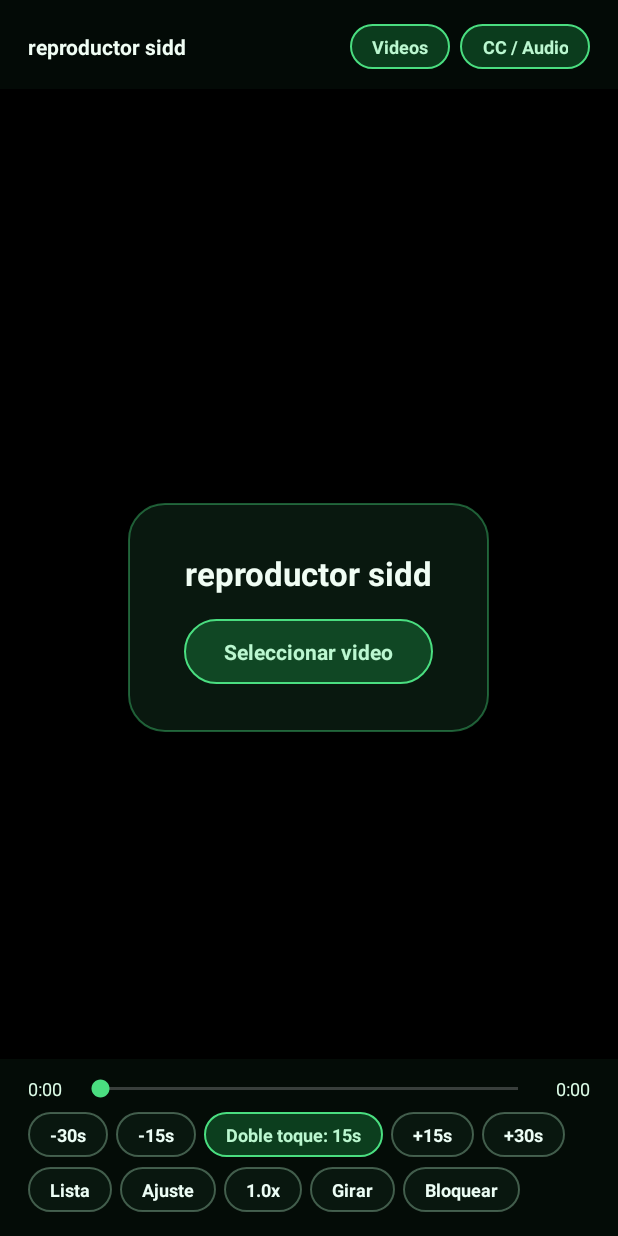
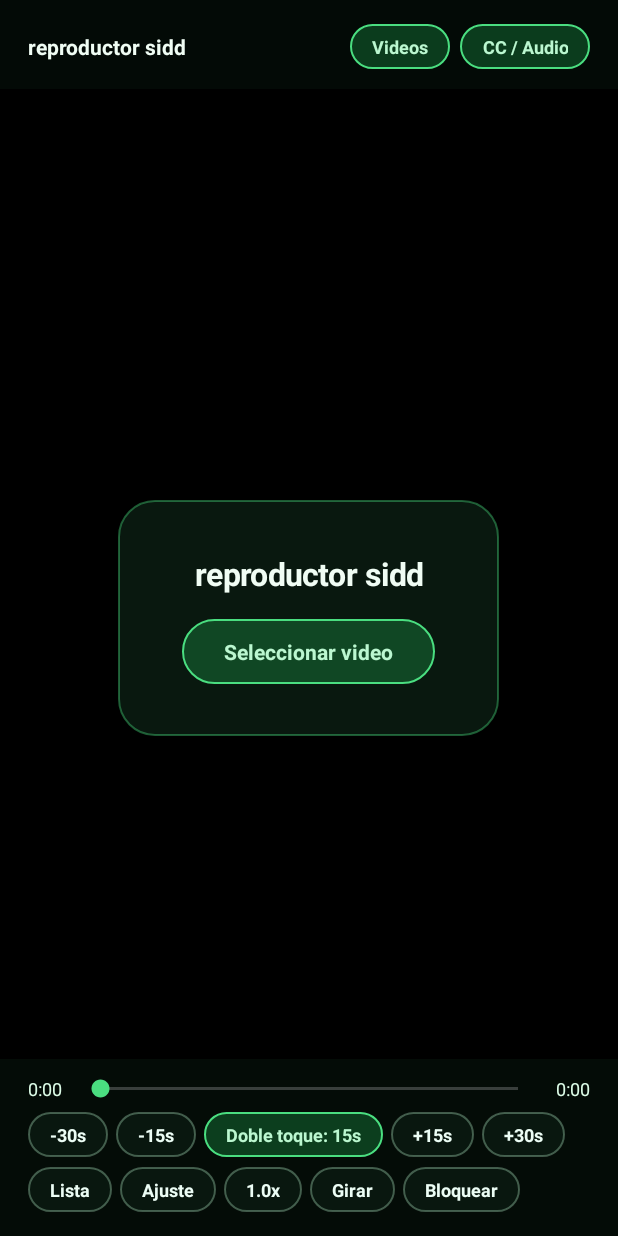
Before and after one commit to cuentalmt17-spec/sidd-vid, an Android app: the screen it shows after launch (MainActivity), on a phone screen of 412 x 824 dp. Run offline under Robolectric (Android 15) with nearby library versions, the phone set to English and light mode, and no system bars.

Commit message:
Update MainActivity.kt

```diff
--- a/app/src/main/java/com/tuapp/reproductor/MainActivity.kt
+++ b/app/src/main/java/com/tuapp/reproductor/MainActivity.kt
@@ -51,6 +51,9 @@ import androidx.media3.ui.PlayerView
 import java.util.Locale
 import kotlin.math.abs
 
+// ════════════════════════════════════════════════════════════════
+// CARTEL 1: VARIABLES, ESTADO DEL REPRODUCTOR Y LAUNCHERS
+// ════════════════════════════════════════════════════════════════
 class MainActivity : AppCompatActivity() {
 
     private lateinit var rootLayout: FrameLayout
@@ -142,6 +145,9 @@ class MainActivity : AppCompatActivity() {
             }
         }
 
+    // ════════════════════════════════════════════════════════════════
+    // CARTEL 2: ONCREATE Y BARRAS DEL SISTEMA
+    // ════════════════════════════════════════════════════════════════
     override fun onCreate(savedInstanceState: Bundle?) {
         super.onCreate(savedInstanceState)
         try {
@@ -172,6 +178,9 @@ class MainActivity : AppCompatActivity() {
         }
     }
 
+    // ════════════════════════════════════════════════════════════════
+    // CARTEL 3: ESTILOS DE BOTONES (CHIPS Y PÍLDORAS CENTRALES)
+    // ════════════════════════════════════════════════════════════════
     private fun pillBg(bgColor: Int, strokeColor: Int, radiusPx: Float = 999f): GradientDrawable {
         return GradientDrawable().apply {
             setColor(bgColor)
@@ -201,6 +210,29 @@ class MainActivity : AppCompatActivity() {
         }
     }
 
+    private fun makeTransportPill(label: String, isPrimary: Boolean): Button {
+        return Button(this).apply {
+            text = label
+            textSize = if (isPrimary) 18f else 16f
+            typeface = Typeface.DEFAULT_BOLD
+            isAllCaps = false
+            maxLines = 1
+            setTextColor(Color.parseColor("#ECFDF5"))
+            background = pillBg(
+                if (isPrimary) Color.parseColor("#6622C55E") else Color.parseColor("#C40B1910"),
+                if (isPrimary) Color.parseColor("#4ADE80") else Color.parseColor("#66BBF7D0"),
+                999f
+            )
+            setPadding(if (isPrimary) 64 else 52, if (isPrimary) 22 else 20, if (isPrimary) 64 else 52, if (isPrimary) 22 else 20)
+            minimumHeight = 0
+            minHeight = 0
+            minWidth = if (isPrimary) 168 else 142
+        }
+    }
+
+    // ════════════════════════════════════════════════════════════════
+    // CARTEL 4: BASE DEL REPRODUCTOR, BRILLO Y TARJETA INICIAL
+    // ════════════════════════════════════════════════════════════════
     private fun buildUi() {
         val greenAccent = Color.parseColor("#22C55E")
         val greenBright = Color.parseColor("#4ADE80")
@@ -235,7 +267,7 @@ class MainActivity : AppCompatActivity() {
         }
         rootLayout.addView(brightnessOverlay)
 
-        // Tarjeta limpia de inicio (solo título y botón Seleccionar video)
+        // Tarjeta limpia de inicio (solo título "reproductor sidd" y botón Seleccionar video)
         emptyCard = LinearLayout(this).apply {
             orientation = LinearLayout.VERTICAL
             gravity = Gravity.CENTER
@@ -244,28 +276,29 @@ class MainActivity : AppCompatActivity() {
                 Color.parseColor("#664ADE80"),
                 36f
             )
-            setPadding(56, 48, 56, 48)
+            setPadding(64, 52, 64, 52)
             layoutParams = FrameLayout.LayoutParams(
                 ViewGroup.LayoutParams.WRAP_CONTENT,
                 ViewGroup.LayoutParams.WRAP_CONTENT,
                 Gravity.CENTER
             ).apply {
-                leftMargin = 40
-                rightMargin = 40
+                leftMargin = 36
+                rightMargin = 36
             }
         }
 
         val appHeading = TextView(this).apply {
             text = "reproductor sidd"
-            textSize = 22f
+            textSize = 21f
             typeface = Typeface.DEFAULT_BOLD
             setTextColor(Color.parseColor("#F0FDF4"))
             gravity = Gravity.CENTER
+            maxLines = 1
         }
 
         val choosePrimaryBtn = makeChipButton("Seleccionar video", highlighted = true).apply {
             textSize = 14f
-            setPadding(40, 18, 40, 18)
+            setPadding(42, 18, 42, 18)
             layoutParams = LinearLayout.LayoutParams(
                 ViewGroup.LayoutParams.WRAP_CONTENT,
                 ViewGroup.LayoutParams.WRAP_CONTENT
@@ -279,6 +312,9 @@ class MainActivity : AppCompatActivity() {
         emptyCard.addView(choosePrimaryBtn)
         rootLayout.addView(emptyCard)
 
+        // ════════════════════════════════════════════════════════════════
+        // CARTEL 5: BARRA SUPERIOR, CONTROLES CENTRALES Y PANEL INFERIOR
+        // ════════════════════════════════════════════════════════════════
         uiOverlay = FrameLayout(this).apply {
             layoutParams = FrameLayout.LayoutParams(
                 ViewGroup.LayoutParams.MATCH_PARENT,
@@ -333,7 +369,7 @@ class MainActivity : AppCompatActivity() {
         topBar.addView(tracksBtn)
         uiOverlay.addView(topBar)
 
-        // Controles centrales grandes (ocultos al inicio hasta que haya un video)
+        // Controles centrales anchos estilo píldora (ocultos al inicio hasta que haya un video)
         centerRow = LinearLayout(this).apply {
             orientation = LinearLayout.HORIZONTAL
             gravity = Gravity.CENTER
@@ -345,21 +381,17 @@ class MainActivity : AppCompatActivity() {
             )
         }
 
-        val backBtn = makeChipButton("⏮").apply {
-            textSize = 22f
-            setPadding(44, 28, 44, 28)
+        val backBtn = makeTransportPill("⏮", isPrimary = false).apply {
             setOnClickListener { jumpBy(-doubleTapStepMs) }
         }
 
-        playPauseBtn = makeChipButton("▶", highlighted = true).apply {
-            textSize = 26f
-            setPadding(56, 36, 56, 36)
+        playPauseBtn = makeTransportPill("▶", isPrimary = true).apply {
             layoutParams = LinearLayout.LayoutParams(
                 ViewGroup.LayoutParams.WRAP_CONTENT,
                 ViewGroup.LayoutParams.WRAP_CONTENT
             ).apply {
-                leftMargin = 38
-                rightMargin = 38
+                leftMargin = 24
+                rightMargin = 24
             }
             setOnClickListener {
                 val p = player ?: return@setOnClickListener
@@ -374,9 +406,7 @@ class MainActivity : AppCompatActivity() {
             }
         }
 
-        val fwdBtn = makeChipButton("⏭").apply {
-            textSize = 22f
-            setPadding(44, 28, 44, 28)
+        val fwdBtn = makeTransportPill("⏭", isPrimary = false).apply {
             setOnClickListener { jumpBy(doubleTapStepMs) }
         }
 
@@ -605,6 +635,9 @@ class MainActivity : AppCompatActivity() {
         uiOverlay.addView(bottomPanel)
         rootLayout.addView(uiOverlay)
 
+        // ════════════════════════════════════════════════════════════════
+        // CARTEL 6: HUD, DESBLOQUEO Y ANIMACIÓN INICIAL (SPLASH)
+        // ════════════════════════════════════════════════════════════════
         hudText = TextView(this).apply {
             visibility = View.GONE
             textSize = 14f
@@ -781,6 +814,9 @@ class MainActivity : AppCompatActivity() {
         enterSet.start()
     }
 
+    // ════════════════════════════════════════════════════════════════
+    // CARTEL 7: GESTOS TÁCTILES (TOQUES, BRILLO Y VOLUMEN)
+    // ════════════════════════════════════════════════════════════════
     private fun setupGestures() {
         var lastX = 0f
         var lastY = 0f
@@ -854,6 +890,9 @@ class MainActivity : AppCompatActivity() {
         }
     }
 
+    // ════════════════════════════════════════════════════════════════
+    // CARTEL 8: EXOPLAYER, CARGA DE VIDEO Y SALTOS
+    // ════════════════════════════════════════════════════════════════
     private fun initPlayer() {
         try {
             val exo = ExoPlayer.Builder(this).build().apply {
@@ -934,6 +973,9 @@ class MainActivity : AppCompatActivity() {
         resetHideTimer()
     }
 
+    // ════════════════════════════════════════════════════════════════
+    // CARTEL 9: DIÁLOGOS, TIEMPO, VISIBILIDAD Y CICLO DE VIDA
+    // ════════════════════════════════════════════════════════════════
     private fun showTracksDialog() {
         val p = player
         if (p == null || p.currentMediaItem == null) {
```
